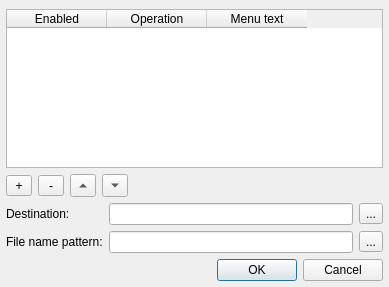
First picture: the form in src/plugins/General/fileops/settingsdialog.ui, repository ksv1986/qmmp-staging, before the edit.
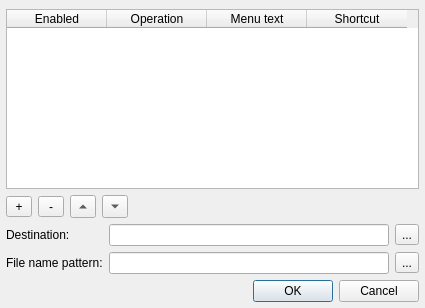
Second picture: the form after the edit.

```diff
--- a/src/plugins/General/fileops/settingsdialog.ui
+++ b/src/plugins/General/fileops/settingsdialog.ui
@@ -6,8 +6,8 @@
    <rect>
     <x>0</x>
     <y>0</y>
-    <width>389</width>
-    <height>287</height>
+    <width>425</width>
+    <height>308</height>
    </rect>
   </property>
   <property name="windowTitle">
@@ -58,6 +58,11 @@
        <string>Menu text</string>
       </property>
      </column>
+     <column>
+      <property name="text">
+       <string>Shortcut</string>
+      </property>
+     </column>
     </widget>
    </item>
    <item row="1" column="0" colspan="2">
```
